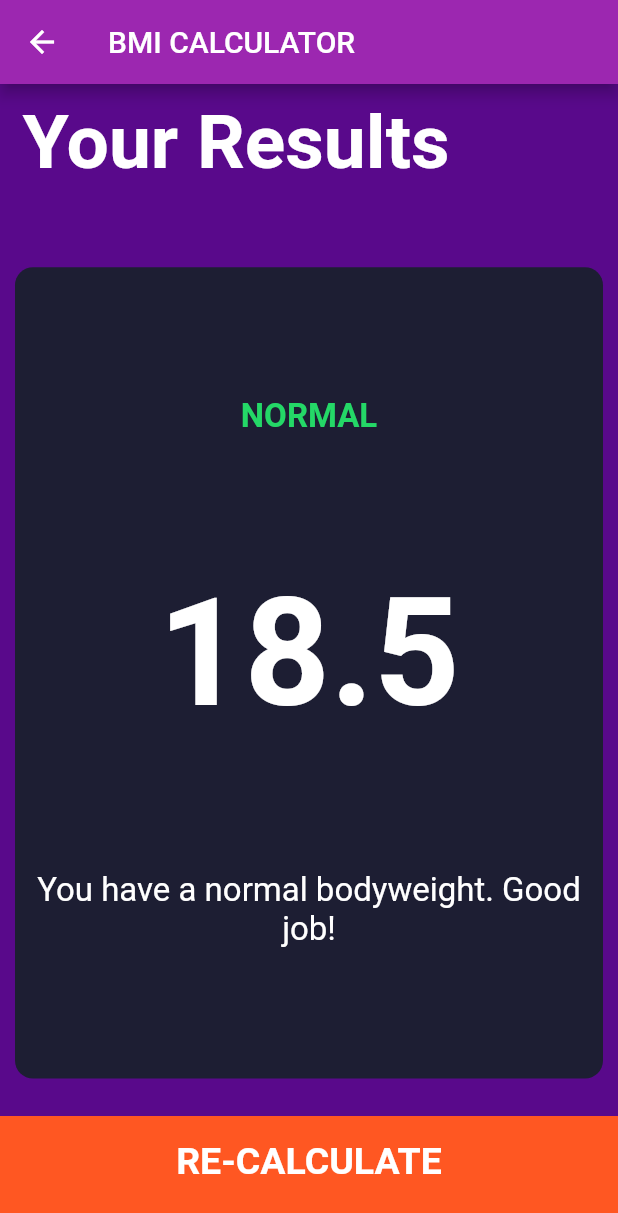
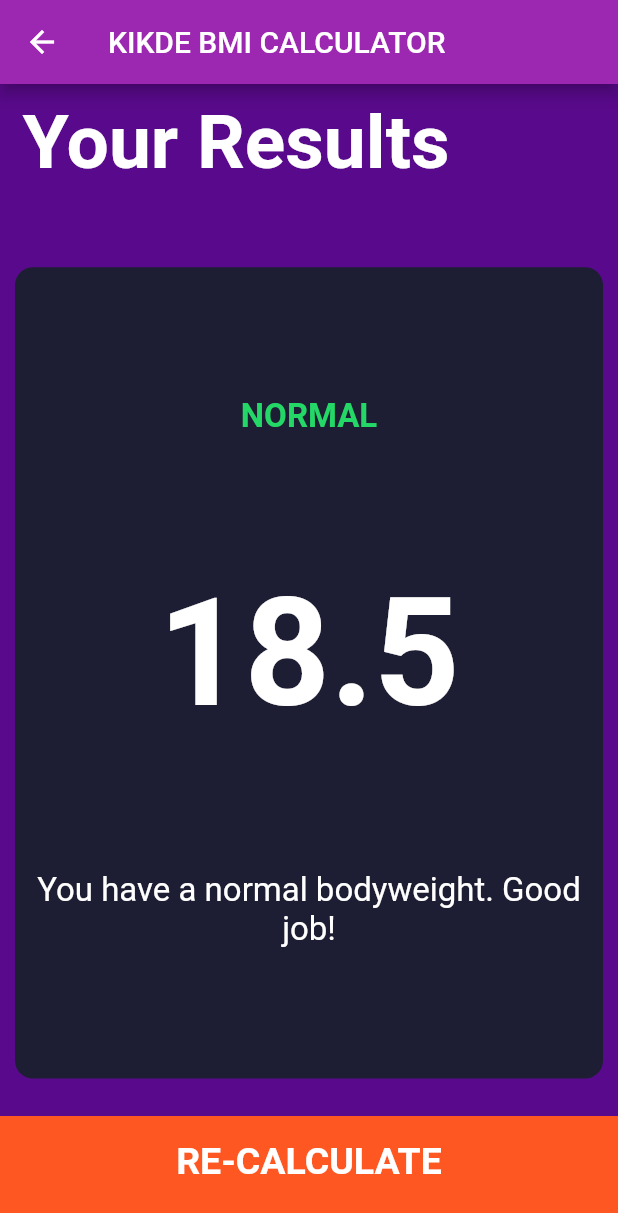
Before and after one commit to mktece/bmi_calculator, a Flutter app: the screen it shows after launch, after a tap on "CALCULATE", on a phone screen of 412 x 824 dp. Shown: the top 1213 px of the screen. Run offline on Flutter 3.47's test engine with Material 2 defaults, Android fonts, the phone set to English and light mode, and no system bars; drawn by our look-alikes of velocity_x; our stand-ins replace font_awesome_flutter; missing offline and left inert: animated_splash.

Commit message:
Update result.dart

```diff
--- a/lib/screens/result.dart
+++ b/lib/screens/result.dart
@@ -14,7 +14,7 @@ class ResultsPage extends StatelessWidget {
   Widget build(BuildContext context) {
     return Scaffold(
       appBar: AppBar(
-        title: Text('BMI CALCULATOR'),
+        title: Text('KIKDE BMI CALCULATOR'),
       ),
       body: Column(
         crossAxisAlignment: CrossAxisAlignment.stretch,
```
